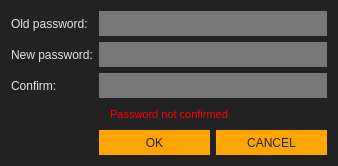
Before: the Qt Designer form src/gui/ui/changepassworddialog.ui in ConcealNetwork/conceal-desktop, drawn with Qt 5.
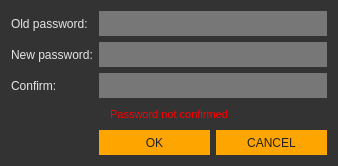
After: the same form once the commit is applied.

Patch:
```diff
--- a/src/gui/ui/changepassworddialog.ui
+++ b/src/gui/ui/changepassworddialog.ui
@@ -33,7 +33,7 @@
   </property>
   <property name="styleSheet">
    <string notr="true">color: #e5e5e5;
-background-color: #222;</string>
+background-color: #333;</string>
   </property>
   <layout class="QGridLayout" name="gridLayout">
    <item row="4" column="1">
```
